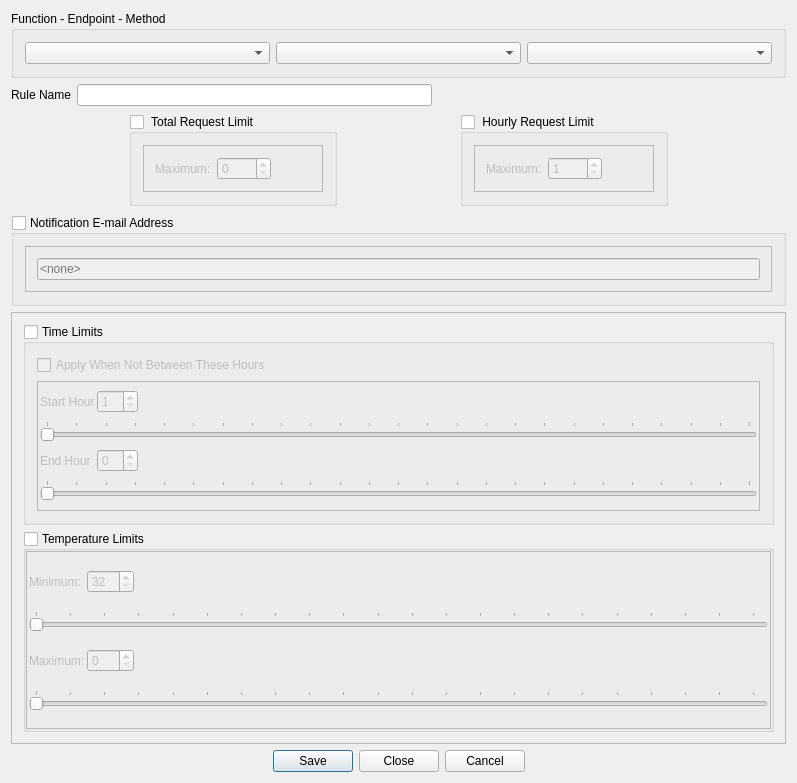
This is IdsEditor/RuleEditor.ui in pnnl/ms-speak as Qt 5 draws it before an edit. The edited form follows.
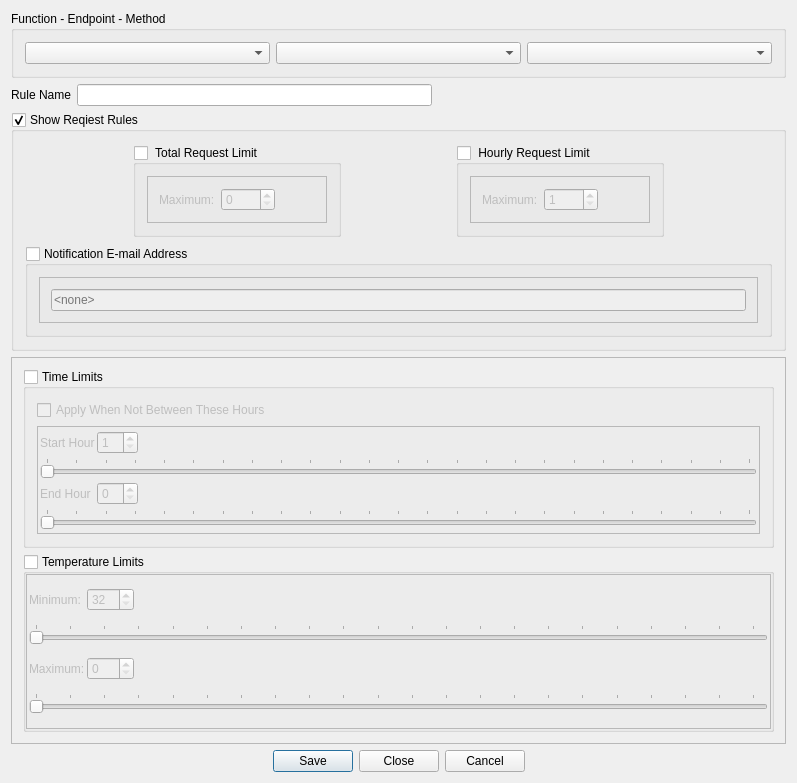
This is the edited form. Icons and pictures are not drawn.

Commit message: Added Show Requests Groupbox.

What changed in the file:
```diff
--- a/IdsEditor/RuleEditor.ui
+++ b/IdsEditor/RuleEditor.ui
@@ -17,7 +17,7 @@
    <iconset resource="IdsEditor.qrc">
     <normaloff>:/IdsEditor/Resources/icon.png</normaloff>:/IdsEditor/Resources/icon.png</iconset>
   </property>
-  <layout class="QGridLayout" name="gridLayout_9">
+  <layout class="QGridLayout" name="gridLayout_10">
    <item row="0" column="0">
     <layout class="QVBoxLayout" name="verticalLayout_7">
      <item>
@@ -77,6 +77,21 @@
    <item row="1" column="0">
     <layout class="QVBoxLayout" name="verticalLayout_6">
      <item>
+      <widget class="QGroupBox" name="RequestsGroup">
+       <property name="enabled">
+        <bool>true</bool>
+       </property>
+       <property name="title">
+        <string>Show Reqiest Rules</string>
+       </property>
+       <property name="checkable">
+        <bool>true</bool>
+       </property>
+       <property name="checked">
+        <bool>true</bool>
+       </property>
+       <layout class="QGridLayout" name="gridLayout_9">
+        <item row="0" column="0">
       <layout class="QVBoxLayout" name="verticalLayout_2">
        <item>
         <layout class="QHBoxLayout" name="horizontalLayout_4">
@@ -215,7 +230,7 @@
             <item row="1" column="0">
              <widget class="QFrame" name="MaxRequestsPHFrame">
               <property name="enabled">
-               <bool>true</bool>
+                  <bool>false</bool>
               </property>
               <property name="sizePolicy">
                <sizepolicy hsizetype="Preferred" vsizetype="Fixed">
@@ -345,6 +360,9 @@
        </item>
       </layout>
      </item>
+       </layout>
+      </widget>
+     </item>
      <item>
       <widget class="QScrollArea" name="scrollArea">
        <property name="widgetResizable">
@@ -356,7 +374,7 @@
           <x>0</x>
           <y>0</y>
           <width>775</width>
-          <height>403</height>
+          <height>357</height>
          </rect>
         </property>
         <layout class="QGridLayout" name="gridLayout_8">
```
Lines whose indentation alone changed are shown as unchanged. The commit also changes 3 other files.
